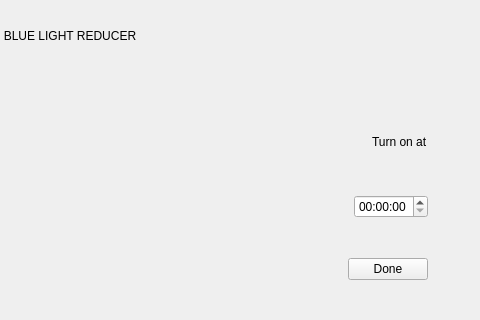
This is blynk/blynkwindow.ui in flegall2014/Blynk as Qt 5 draws it before an edit; both pictures show x 340 to 820 and y 500 to 820 of the 820 by 820 pixel window. The edited form follows.
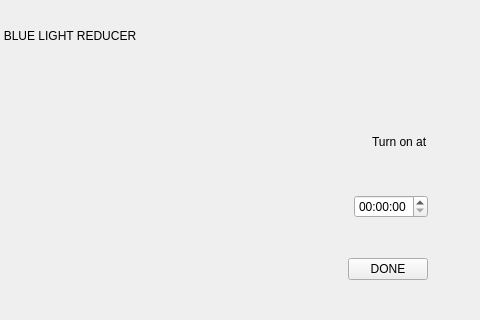
This is the edited form. Icons and pictures are not drawn. Custom widgets are drawn as their Qt base class.

What changed in the file:
```diff
--- a/blynk/blynkwindow.ui
+++ b/blynk/blynkwindow.ui
@@ -72,7 +72,7 @@
      <item>
       <widget class="QPushButton" name="wDoneButton">
        <property name="text">
-        <string>Done</string>
+        <string>DONE</string>
        </property>
       </widget>
      </item>
```
